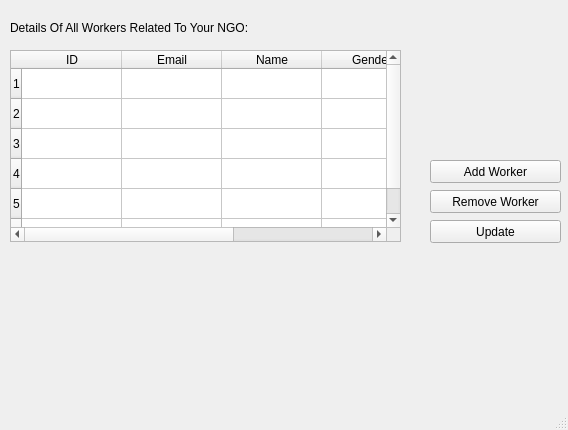
Above: Screens/WorkerPage.ui from msaadg/NGOConnect before the change. Below: the same form after it.
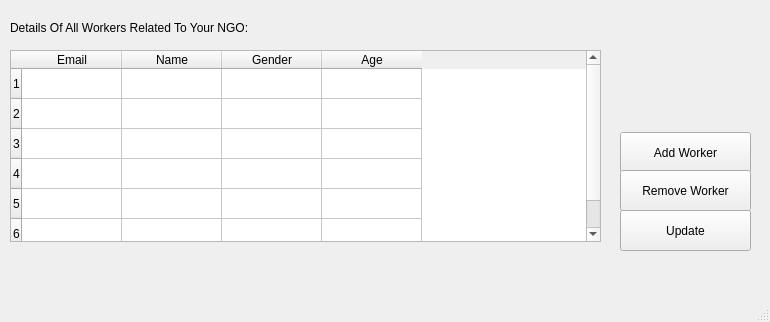
That is the form after the change.

Patch:
```diff
--- a/Screens/WorkerPage.ui
+++ b/Screens/WorkerPage.ui
@@ -6,8 +6,8 @@
    <rect>
     <x>0</x>
     <y>0</y>
-    <width>568</width>
-    <height>430</height>
+    <width>770</width>
+    <height>322</height>
    </rect>
   </property>
   <property name="windowTitle">
@@ -19,7 +19,7 @@
      <rect>
       <x>10</x>
       <y>50</y>
-      <width>391</width>
+      <width>591</width>
       <height>192</height>
      </rect>
     </property>
@@ -32,11 +32,6 @@
     <row/>
     <row/>
     <row/>
-    <column>
-     <property name="text">
-      <string>ID</string>
-     </property>
-    </column>
     <column>
      <property name="text">
       <string>Email</string>
@@ -61,10 +56,10 @@
    <widget class="QPushButton" name="AddWorkerButton">
     <property name="geometry">
      <rect>
-      <x>430</x>
-      <y>160</y>
+      <x>620</x>
+      <y>132</y>
       <width>131</width>
-      <height>23</height>
+      <height>41</height>
      </rect>
     </property>
     <property name="text">
@@ -74,10 +69,10 @@
    <widget class="QPushButton" name="DeleteWorkerButton">
     <property name="geometry">
      <rect>
-      <x>430</x>
-      <y>190</y>
+      <x>620</x>
+      <y>170</y>
       <width>131</width>
-      <height>23</height>
+      <height>41</height>
      </rect>
     </property>
     <property name="text">
@@ -87,10 +82,10 @@
    <widget class="QPushButton" name="UpdateWorkerButton">
     <property name="geometry">
      <rect>
-      <x>430</x>
-      <y>220</y>
+      <x>620</x>
+      <y>210</y>
       <width>131</width>
-      <height>23</height>
+      <height>41</height>
      </rect>
     </property>
     <property name="text">
@@ -102,7 +97,7 @@
      <rect>
       <x>10</x>
       <y>20</y>
-      <width>251</width>
+      <width>281</width>
       <height>16</height>
      </rect>
     </property>
```
Left out of the diff: 18 changed lines with no effect on the pictures.
